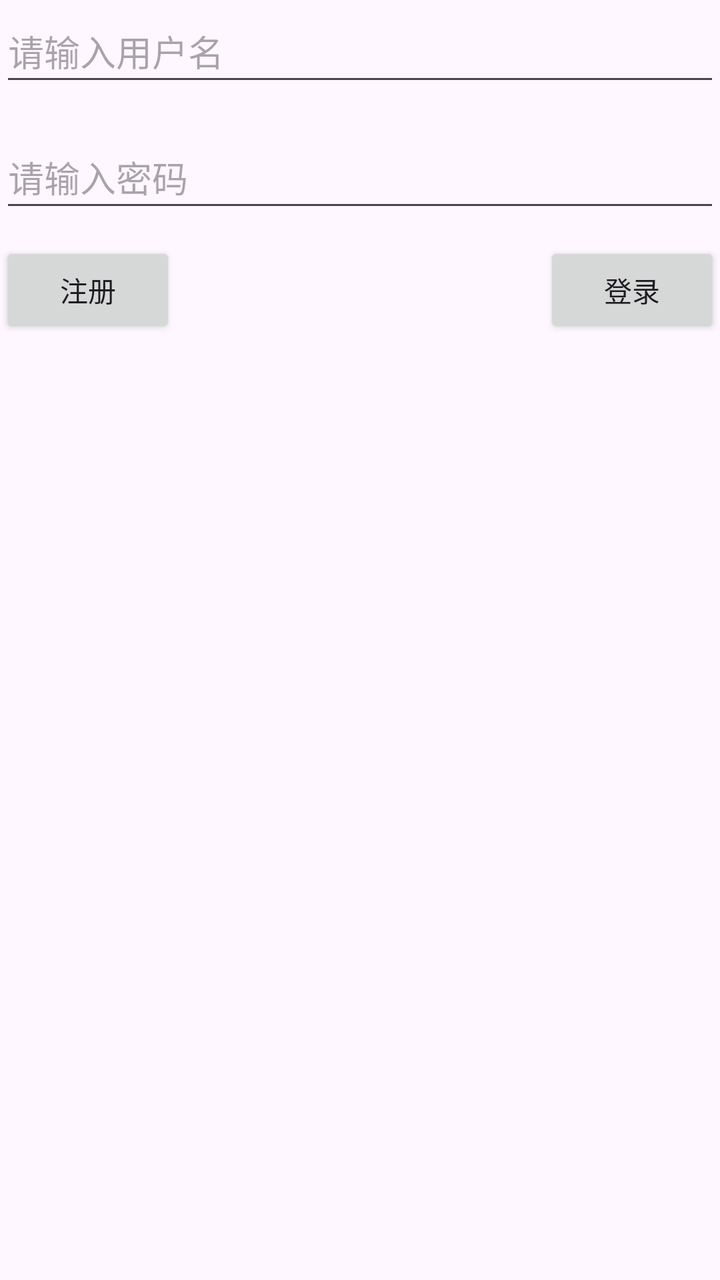
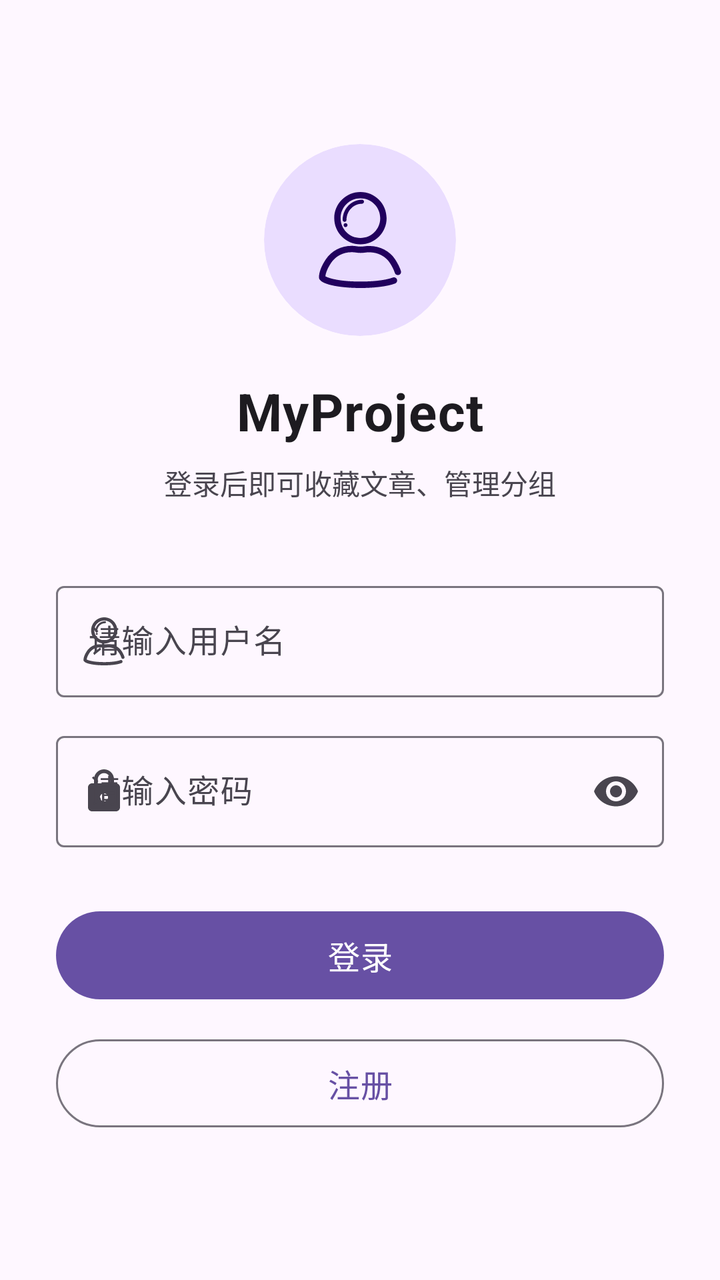

Two renders of the same Android screen: before a commit and after it. Below are the layout's source before the change and the commit's diff.
<!-- AndroidManifest.xml: application theme Theme.MyProject -->
<!-- res/layout/activity_main.xml -->
<?xml version="1.0" encoding="utf-8"?>
<androidx.constraintlayout.widget.ConstraintLayout xmlns:android="http://schemas.android.com/apk/res/android"
    xmlns:app="http://schemas.android.com/apk/res-auto"
    xmlns:tools="http://schemas.android.com/tools"
    android:id="@+id/main"
    android:layout_width="match_parent"
    android:layout_height="match_parent"
    android:fitsSystemWindows="true"
    tools:context=".ui.activity.MainActivity">

    <EditText
        android:id="@+id/username_et"
        android:layout_width="match_parent"
        android:layout_height="wrap_content"
        android:hint="@string/username_hint"
        android:minHeight="48dp"
        app:layout_constraintStart_toStartOf="parent"
        app:layout_constraintTop_toTopOf="parent" />

    <EditText
        android:id="@+id/password_et"
        android:layout_width="match_parent"
        android:layout_height="wrap_content"
        android:layout_marginTop="15dp"
        android:hint="@string/password_hint"
        android:inputType="textPassword"
        android:minHeight="48dp"
        app:layout_constraintStart_toStartOf="parent"
        app:layout_constraintTop_toBottomOf="@+id/username_et" />

    <Button
        android:id="@+id/login_bt"
        android:layout_width="wrap_content"
        android:layout_height="wrap_content"
        android:layout_marginTop="10dp"
        android:text="@string/login_text"
        app:layout_constraintEnd_toEndOf="parent"
        app:layout_constraintTop_toBottomOf="@+id/password_et" />

    <Button
        android:id="@+id/register_bt"
        android:layout_width="wrap_content"
        android:layout_height="wrap_content"
        android:layout_marginTop="10dp"
        android:text="@string/register"
        app:layout_constraintStart_toStartOf="parent"
        app:layout_constraintTop_toBottomOf="@+id/password_et" />

</androidx.constraintlayout.widget.ConstraintLayout>
<!-- resources referenced by this layout -->
<resources>
  <!-- unchanged entries left out for length: 6 -->
</resources>

<!-- the commit's change to res/layout/activity_main.xml (unified diff, before → after) -->
@@ -1,49 +1,123 @@
 <?xml version="1.0" encoding="utf-8"?>
-<androidx.constraintlayout.widget.ConstraintLayout xmlns:android="http://schemas.android.com/apk/res/android"
+<ScrollView xmlns:android="http://schemas.android.com/apk/res/android"
     xmlns:app="http://schemas.android.com/apk/res-auto"
     xmlns:tools="http://schemas.android.com/tools"
     android:id="@+id/main"
     android:layout_width="match_parent"
     android:layout_height="match_parent"
+    android:background="?attr/colorSurface"
+    android:fillViewport="true"
     android:fitsSystemWindows="true"
     tools:context=".ui.activity.MainActivity">
 
-    <EditText
-        android:id="@+id/username_et"
+    <LinearLayout
         android:layout_width="match_parent"
         android:layout_height="wrap_content"
-        android:hint="@string/username_hint"
-        android:minHeight="48dp"
-        app:layout_constraintStart_toStartOf="parent"
-        app:layout_constraintTop_toTopOf="parent" />
+        android:gravity="center"
+        android:orientation="vertical"
+        android:paddingStart="28dp"
+        android:paddingTop="40dp"
+        android:paddingEnd="28dp"
+        android:paddingBottom="40dp">
 
-    <EditText
-        android:id="@+id/password_et"
-        android:layout_width="match_parent"
-        android:layout_height="wrap_content"
-        android:layout_marginTop="15dp"
-        android:hint="@string/password_hint"
-        android:inputType="textPassword"
-        android:minHeight="48dp"
-        app:layout_constraintStart_toStartOf="parent"
-        app:layout_constraintTop_toBottomOf="@+id/username_et" />
+        
+        <com.google.android.material.card.MaterialCardView
+            android:layout_width="96dp"
+            android:layout_height="96dp"
+            app:cardBackgroundColor="?attr/colorPrimaryContainer"
+            app:cardCornerRadius="48dp"
+            app:cardElevation="0dp"
+            app:strokeWidth="0dp">
 
-    <Button
-        android:id="@+id/login_bt"
-        android:layout_width="wrap_content"
-        android:layout_height="wrap_content"
-        android:layout_marginTop="10dp"
-        android:text="@string/login_text"
-        app:layout_constraintEnd_toEndOf="parent"
-        app:layout_constraintTop_toBottomOf="@+id/password_et" />
+            <ImageView
+                android:layout_width="48dp"
+                android:layout_height="48dp"
+                android:layout_gravity="center"
+                android:importantForAccessibility="no"
+                android:src="@drawable/ic_account"
+                app:tint="?attr/colorOnPrimaryContainer" />
+        </com.google.android.material.card.MaterialCardView>
 
-    <Button
-        android:id="@+id/register_bt"
-        android:layout_width="wrap_content"
-        android:layout_height="wrap_content"
-        android:layout_marginTop="10dp"
-        android:text="@string/register"
-        app:layout_constraintStart_toStartOf="parent"
-        app:layout_constraintTop_toBottomOf="@+id/password_et" />
+        <TextView
+            android:layout_width="wrap_content"
+            android:layout_height="wrap_content"
+            android:layout_marginTop="20dp"
+            android:letterSpacing="0.02"
+            android:text="@string/app_name"
+            android:textColor="?attr/colorOnSurface"
+            android:textSize="26sp"
+            android:textStyle="bold" />
 
-</androidx.constraintlayout.widget.ConstraintLayout>
+        <TextView
+            android:layout_width="wrap_content"
+            android:layout_height="wrap_content"
+            android:layout_marginTop="8dp"
+            android:gravity="center"
+            android:text="@string/login_subtitle"
+            android:textColor="?attr/colorOnSurfaceVariant"
+            android:textSize="14sp" />
+
+        
+        <com.google.android.material.textfield.TextInputLayout
+            android:id="@+id/username_layout"
+            style="@style/Widget.Material3.TextInputLayout.OutlinedBox"
+            android:layout_width="match_parent"
+            android:layout_height="wrap_content"
+            android:layout_marginTop="36dp"
+            android:hint="@string/username_hint"
+            app:startIconDrawable="@drawable/ic_person"
+            app:startIconTint="?attr/colorOnSurfaceVariant">
+
+            <com.google.android.material.textfield.TextInputEditText
+                android:id="@+id/username_et"
+                android:layout_width="match_parent"
+                android:layout_height="wrap_content"
+                android:inputType="text"
+                android:maxLines="1" />
+        </com.google.android.material.textfield.TextInputLayout>
+
+        
+        <com.google.android.material.textfield.TextInputLayout
+            android:id="@+id/password_layout"
+            style="@style/Widget.Material3.TextInputLayout.OutlinedBox"
+            android:layout_width="match_parent"
+            android:layout_height="wrap_content"
+            android:layout_marginTop="14dp"
+            android:hint="@string/password_hint"
+            app:endIconMode="password_toggle"
+            app:startIconDrawable="@drawable/ic_lock"
+            app:startIconTint="?attr/colorOnSurfaceVariant">
+
+            <com.google.android.material.textfield.TextInputEditText
+                android:id="@+id/password_et"
+                android:layout_width="match_parent"
+                android:layout_height="wrap_content"
+                android:imeOptions="actionDone"
+                android:inputType="textPassword"
+                android:maxLines="1" />
+        </com.google.android.material.textfield.TextInputLayout>
+
+        
+        <com.google.android.material.button.MaterialButton
+            android:id="@+id/login_bt"
+            android:layout_width="match_parent"
+            android:layout_height="52dp"
+            android:layout_marginTop="28dp"
+            android:text="@string/login_text"
+            android:textSize="16sp"
+            app:cornerRadius="26dp" />
+
+        
+        <com.google.android.material.button.MaterialButton
+            android:id="@+id/register_bt"
+            style="@style/Widget.Material3.Button.OutlinedButton"
+            android:layout_width="match_parent"
+            android:layout_height="52dp"
+            android:layout_marginTop="12dp"
+            android:text="@string/register"
+            android:textSize="16sp"
+            app:cornerRadius="26dp" />
+
+    </LinearLayout>
+
+</ScrollView>
<!-- resource entries referenced after the edit -->
@@ -1,5 +1,55 @@
 <!-- resources referenced by this layout -->
 <resources>
+  <!-- drawable ic_account (drawable) -->
+  <vector xmlns:android="http://schemas.android.com/apk/res/android"
+      android:width="200dp"
+      android:height="200dp"
+      android:viewportWidth="1024"
+      android:viewportHeight="1024">
+    <path
+        android:fillColor="#FF000000"
+        android:pathData="M948.8,844c-11.4,-36.7 -31.3,-77.7 -59.6,-122.2 -68,-106.6 -199.3,-162.5 -334.1,-142.1 -24.7,3.6 -50,3.6 -75.2,-0.6 -131.8,-21.7 -261.9,32.5 -331.7,137.9 -49.4,74 -74,139.7 -74,194.4 0,74 222.7,112.6 443.1,112.6 142.1,0 285.3,-16.3 368.4,-47.6 24.7,-9 30.1,-41.5 10.2,-58.4 -9,-7.8 -21.1,-9.6 -32.5,-6 -50,18.7 -157.7,43.3 -346.1,43.3 -237.8,0 -346.8,-39.7 -374.4,-56 3.6,-39.1 24.7,-89.1 62,-145.1 55.4,-83.1 158.9,-125.8 263.7,-108.4 31.9,5.4 65,5.4 96.9,0.6 107.8,-16.3 212.5,27.1 266.1,111.4 24.7,38.5 42.1,74 51.8,104.7 3.6,11.4 12.6,19.9 24.1,22.3l1.8,0.6C934.3,891 956,868.1 948.8,844z"/>
+    <path
+        android:fillColor="#FF000000"
+        android:pathData="M516.5,558.7c154.1,0 279.3,-125.2 279.3,-279.3S670.6,0 516.5,0C363,0 237.2,125.2 237.2,279.3S363,558.7 516.5,558.7zM516.5,68c116.2,0 211.3,94.5 211.3,211.3s-94.5,211.3 -211.3,211.3c-116.2,0 -211.3,-94.5 -211.3,-211.3S400.3,68 516.5,68z"/>
+    <path
+        android:fillColor="#FF000000"
+        android:pathData="M372,368.4c-3.6,4.2 -9,6 -14.4,6 -5.4,0 -10.8,-2.4 -14.4,-6 -4.2,-4.2 -6,-9.6 -6,-15 0,-5.4 1.8,-11.4 6,-15 7.8,-7.8 21.7,-7.8 29.5,0 4.2,4.2 6,9.6 6,15C378.1,358.8 375.6,364.2 372,368.4z"/>
+    <path
+        android:fillColor="#FF000000"
+        android:pathData="M533.4,125.2c-90.9,0 -165.5,77.1 -165.5,171.6 0,12 -9,21.7 -20.5,21.7 -11.4,0 -20.5,-9.6 -20.5,-21.7 0,-118 92.7,-214.3 207.1,-214.3 11.4,0 20.5,9.6 20.5,21.7C553.8,115.6 544.8,125.2 533.4,125.2z"/>
+  </vector>
+  <!-- drawable ic_lock (drawable) -->
+  <vector xmlns:android="http://schemas.android.com/apk/res/android"
+      android:width="24dp"
+      android:height="24dp"
+      android:viewportWidth="24"
+      android:viewportHeight="24">
+      <path
+          android:fillColor="#FF000000"
+          android:pathData="M18,8h-1V6c0,-2.76 -2.24,-5 -5,-5S7,3.24 7,6v2H6c-1.1,0 -2,0.9 -2,2v10c0,1.1 0.9,2 2,2h12c1.1,0 2,-0.9 2,-2V10c0,-1.1 -0.9,-2 -2,-2zM12,17c-1.1,0 -2,-0.9 -2,-2s0.9,-2 2,-2 2,0.9 2,2 -0.9,2 -2,2zM15.1,8H8.9V6c0,-1.71 1.39,-3.1 3.1,-3.1 1.71,0 3.1,1.39 3.1,3.1v2z" />
+  </vector>
+  <!-- drawable ic_person (drawable) -->
+  <vector xmlns:android="http://schemas.android.com/apk/res/android"
+      android:width="24dp"
+      android:height="24dp"
+      android:viewportWidth="1024"
+      android:viewportHeight="1024">
+      <path
+          android:fillColor="#FF000000"
+          android:pathData="M948.8,844c-11.4,-36.7 -31.3,-77.7 -59.6,-122.2 -68,-106.6 -199.3,-162.5 -334.1,-142.1 -24.7,3.6 -50,3.6 -75.2,-0.6 -131.8,-21.7 -261.9,32.5 -331.7,137.9 -49.4,74 -74,139.7 -74,194.4 0,74 222.7,112.6 443.1,112.6 142.1,0 285.3,-16.3 368.4,-47.6 24.7,-9 30.1,-41.5 10.2,-58.4 -9,-7.8 -21.1,-9.6 -32.5,-6 -50,18.7 -157.7,43.3 -346.1,43.3 -237.8,0 -346.8,-39.7 -374.4,-56 3.6,-39.1 24.7,-89.1 62,-145.1 55.4,-83.1 158.9,-125.8 263.7,-108.4 31.9,5.4 65,5.4 96.9,0.6 107.8,-16.3 212.5,27.1 266.1,111.4 24.7,38.5 42.1,74 51.8,104.7 3.6,11.4 12.6,19.9 24.1,22.3l1.8,0.6C934.3,891 956,868.1 948.8,844z" />
+      <path
+          android:fillColor="#FF000000"
+          android:pathData="M516.5,558.7c154.1,0 279.3,-125.2 279.3,-279.3S670.6,0 516.5,0C363,0 237.2,125.2 237.2,279.3S363,558.7 516.5,558.7zM516.5,68c116.2,0 211.3,94.5 211.3,211.3s-94.5,211.3 -211.3,211.3c-116.2,0 -211.3,-94.5 -211.3,-211.3S400.3,68 516.5,68z" />
+      <path
+          android:fillColor="#FF000000"
+          android:pathData="M372,368.4c-3.6,4.2 -9,6 -14.4,6 -5.4,0 -10.8,-2.4 -14.4,-6 -4.2,-4.2 -6,-9.6 -6,-15 0,-5.4 1.8,-11.4 6,-15 7.8,-7.8 21.7,-7.8 29.5,0 4.2,4.2 6,9.6 6,15C378.1,358.8 375.6,364.2 372,368.4z" />
+      <path
+          android:fillColor="#FF000000"
+          android:pathData="M533.4,125.2c-90.9,0 -165.5,77.1 -165.5,171.6 0,12 -9,21.7 -20.5,21.7 -11.4,0 -20.5,-9.6 -20.5,-21.7 0,-118 92.7,-214.3 207.1,-214.3 11.4,0 20.5,9.6 20.5,21.7C553.8,115.6 544.8,125.2 533.4,125.2z" />
+  </vector>
+  <string name="app_name">MyProject</string>
+  <string name="login_subtitle">登录后即可收藏文章、管理分组</string>
   <!-- unchanged entries left out for length: 6 -->
 </resources>
 
